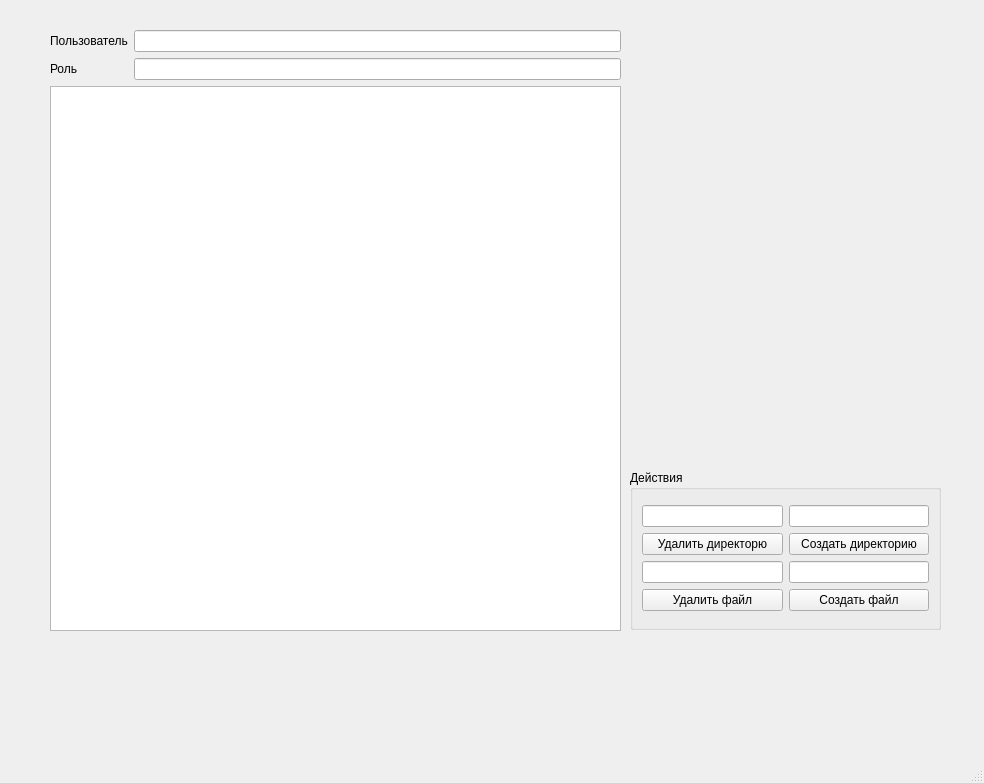
zloyaloha/permisson-service, file src/app/app_win.ui: the form before one commit.
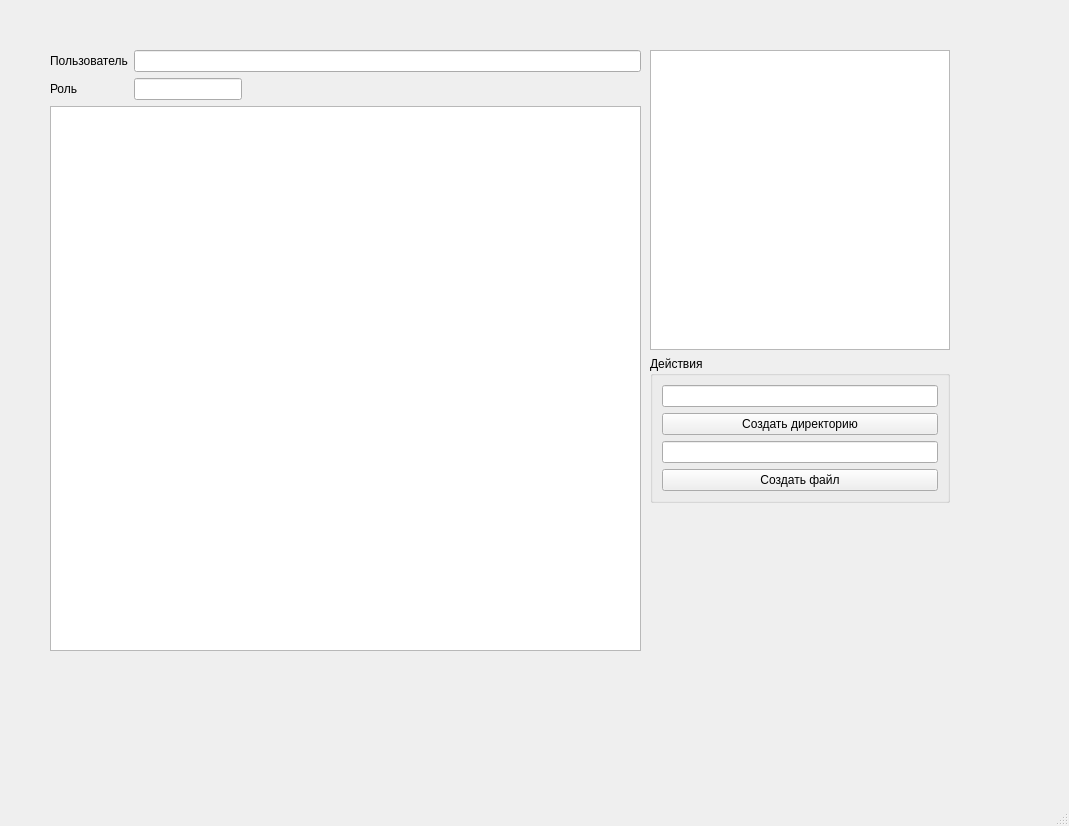
The form after the commit.

Commit message: add users table view

```diff
--- a/src/app/app_win.ui
+++ b/src/app/app_win.ui
@@ -6,99 +6,27 @@
    <rect>
     <x>0</x>
     <y>0</y>
-    <width>984</width>
-    <height>783</height>
+    <width>1069</width>
+    <height>826</height>
    </rect>
   </property>
   <property name="windowTitle">
    <string>MainWindow</string>
   </property>
   <widget class="QWidget" name="centralwidget">
-   <widget class="QGroupBox" name="buttonsGroupBox">
-    <property name="geometry">
-     <rect>
-      <x>630</x>
-      <y>470</y>
-      <width>311</width>
-      <height>160</height>
-     </rect>
-    </property>
-    <property name="title">
-     <string>Действия</string>
-    </property>
-    <layout class="QVBoxLayout" name="verticalLayout_4">
-     <item>
-      <layout class="QVBoxLayout" name="verticalLayout">
-       <item>
-        <layout class="QGridLayout" name="gridLayout">
-         <item row="0" column="0">
-          <widget class="QLineEdit" name="dirRemoveLine"/>
-         </item>
-         <item row="0" column="1">
-          <widget class="QLineEdit" name="dirCreateLine"/>
-         </item>
-         <item row="1" column="0">
-          <widget class="QPushButton" name="dirRemoveButton">
-           <property name="text">
-            <string>Удалить директорю</string>
-           </property>
-          </widget>
-         </item>
-         <item row="1" column="1">
-          <widget class="QPushButton" name="dirCreateButton">
-           <property name="text">
-            <string>Создать директорию</string>
-           </property>
-          </widget>
-         </item>
-        </layout>
-       </item>
-       <item>
-        <layout class="QGridLayout" name="buttonsGrid">
-         <item row="0" column="0">
-          <layout class="QVBoxLayout" name="verticalLayout_2">
-           <item>
-            <widget class="QLineEdit" name="fileDelete"/>
-           </item>
-           <item>
-            <widget class="QPushButton" name="deleteFileButton">
-             <property name="text">
-              <string>Удалить файл</string>
-             </property>
-            </widget>
-           </item>
-          </layout>
-         </item>
-         <item row="0" column="1">
-          <layout class="QVBoxLayout" name="verticalLayout_3">
-           <item>
-            <widget class="QLineEdit" name="createFile"/>
-           </item>
-           <item>
-            <widget class="QPushButton" name="createFileButton">
-             <property name="text">
-              <string>Создать файл</string>
-             </property>
-            </widget>
-           </item>
-          </layout>
-         </item>
-        </layout>
-       </item>
-      </layout>
-     </item>
-    </layout>
-   </widget>
    <widget class="QWidget" name="layoutWidget">
     <property name="geometry">
      <rect>
       <x>50</x>
-      <y>30</y>
-      <width>571</width>
+      <y>50</y>
+      <width>591</width>
       <height>601</height>
      </rect>
     </property>
     <layout class="QVBoxLayout" name="fileListLayout">
+     <property name="sizeConstraint">
+      <enum>QLayout::SetMaximumSize</enum>
+     </property>
      <item>
       <layout class="QVBoxLayout" name="infoLabels">
        <item>
@@ -126,6 +54,12 @@
          </item>
          <item row="1" column="1">
           <widget class="QLineEdit" name="roleLine">
+           <property name="sizePolicy">
+            <sizepolicy hsizetype="Fixed" vsizetype="Fixed">
+             <horstretch>0</horstretch>
+             <verstretch>0</verstretch>
+            </sizepolicy>
+           </property>
            <property name="readOnly">
             <bool>true</bool>
            </property>
@@ -159,6 +93,91 @@
      </item>
     </layout>
    </widget>
+   <widget class="QWidget" name="layoutWidget">
+    <property name="geometry">
+     <rect>
+      <x>650</x>
+      <y>50</y>
+      <width>371</width>
+      <height>601</height>
+     </rect>
+    </property>
+    <layout class="QVBoxLayout" name="infoLayout">
+     <property name="sizeConstraint">
+      <enum>QLayout::SetFixedSize</enum>
+     </property>
+     <item>
+      <widget class="QTableView" name="usersList">
+       <property name="sizePolicy">
+        <sizepolicy hsizetype="Minimum" vsizetype="Fixed">
+         <horstretch>0</horstretch>
+         <verstretch>0</verstretch>
+        </sizepolicy>
+       </property>
+       <property name="minimumSize">
+        <size>
+         <width>300</width>
+         <height>300</height>
+        </size>
+       </property>
+       <property name="showGrid">
+        <bool>true</bool>
+       </property>
+      </widget>
+     </item>
+     <item>
+      <widget class="QGroupBox" name="buttonsGroupBox">
+       <property name="sizePolicy">
+        <sizepolicy hsizetype="Expanding" vsizetype="Expanding">
+         <horstretch>100</horstretch>
+         <verstretch>123</verstretch>
+        </sizepolicy>
+       </property>
+       <property name="minimumSize">
+        <size>
+         <width>100</width>
+         <height>100</height>
+        </size>
+       </property>
+       <property name="maximumSize">
+        <size>
+         <width>500</width>
+         <height>500</height>
+        </size>
+       </property>
+       <property name="title">
+        <string>Действия</string>
+       </property>
+       <layout class="QVBoxLayout" name="verticalLayout_4">
+        <item>
+         <layout class="QVBoxLayout" name="formLayout">
+          <item>
+           <widget class="QLineEdit" name="dirCreateLine"/>
+          </item>
+          <item>
+           <widget class="QPushButton" name="dirCreateButton">
+            <property name="text">
+             <string>Создать директорию</string>
+            </property>
+           </widget>
+          </item>
+          <item>
+           <widget class="QLineEdit" name="createFile"/>
+          </item>
+          <item>
+           <widget class="QPushButton" name="createFileButton">
+            <property name="text">
+             <string>Создать файл</string>
+            </property>
+           </widget>
+          </item>
+         </layout>
+        </item>
+       </layout>
+      </widget>
+     </item>
+    </layout>
+   </widget>
   </widget>
   <widget class="QMenuBar" name="menubar">
    <property name="geometry">
```
Left out of the diff: 16 changed lines with no effect on the pictures. The commit also changes 13 other files.
